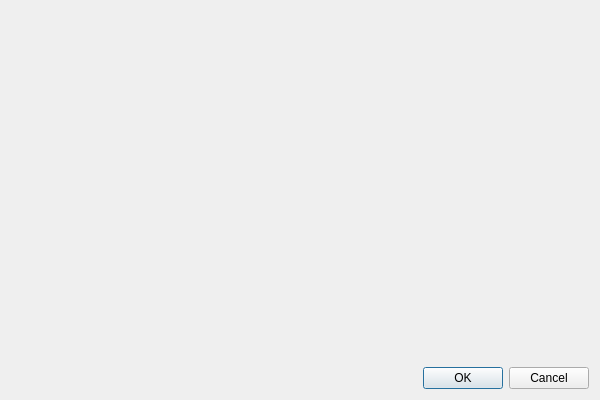
Old version of the form platform_base/src/platform_base/desktop/ui_files/operationPreviewDialog.ui in the repository thiagoarcan/Warp.
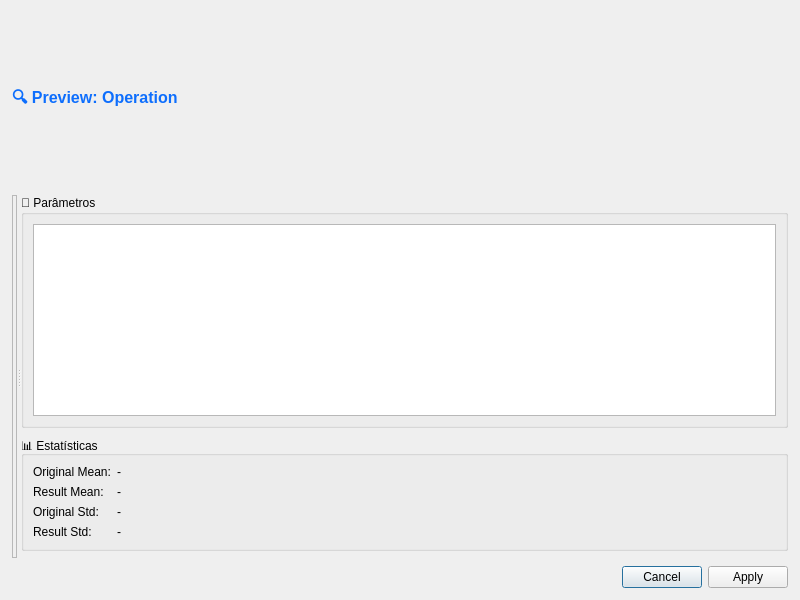
New version of the form.

Commit message:
Add UI components for selection panel and statistics widget
- Created `selectionPanel.ui` and its corresponding Python file `selectionPanel_ui.py` to define the layout for the selection panel.
- Added `selectionStatsWidget.ui` and `selectionStatsWidget_ui.py` to implement the statistics display with various metrics.
- Introduced `smoothingConfigDialog.ui` and `smoothingConfigDialog_ui.py` for configuring smoothing options with user inputs.
- Each UI component includes necessary layouts, widgets, and properties to ensure proper functionality and user experience.

Diff of the .ui file:
```diff
--- a/platform_base/src/platform_base/desktop/ui_files/operationPreviewDialog.ui
+++ b/platform_base/src/platform_base/desktop/ui_files/operationPreviewDialog.ui
@@ -6,26 +6,190 @@
    <rect>
     <x>0</x>
     <y>0</y>
+    <width>800</width>
+    <height>600</height>
+   </rect>
+  </property>
+  <property name="minimumSize">
+   <size>
     <width>600</width>
     <height>400</height>
-   </rect>
+   </size>
   </property>
   <property name="windowTitle">
    <string>OperationPreviewDialog</string>
   </property>
   <layout class="QVBoxLayout" name="mainLayout">
+   <property name="spacing">
+    <number>8</number>
+   </property>
+   <property name="leftMargin">
+    <number>12</number>
+   </property>
+   <property name="topMargin">
+    <number>12</number>
+   </property>
+   <property name="rightMargin">
+    <number>12</number>
+   </property>
+   <property name="bottomMargin">
+    <number>12</number>
+   </property>
+   
+   <!-- Title -->
    <item>
-    <widget class="QWidget" name="contentWidget">
-     <layout class="QVBoxLayout" name="contentLayout"/>
+    <widget class="QLabel" name="titleLabel">
+     <property name="text">
+      <string>🔍 Preview: Operation</string>
+     </property>
+     <property name="styleSheet">
+      <string>font-size: 16px; font-weight: bold; color: #0d6efd;</string>
+     </property>
     </widget>
    </item>
+   
+   <!-- Main Splitter -->
+   <item>
+    <widget class="QSplitter" name="mainSplitter">
+     <property name="orientation">
+      <enum>Qt::Horizontal</enum>
+     </property>
+     
+     <!-- Preview Canvas Container -->
+     <widget class="QFrame" name="canvasFrame">
+      <property name="frameShape">
+       <enum>QFrame::StyledPanel</enum>
+      </property>
+      <property name="minimumWidth">
+       <number>400</number>
+      </property>
+      <layout class="QVBoxLayout" name="canvasLayout">
+       <property name="margin">
+        <number>0</number>
+       </property>
+       <!-- PreviewCanvas will be added programmatically -->
+      </layout>
+     </widget>
+     
+     <!-- Info Panel -->
+     <widget class="QWidget" name="infoPanel">
+      <property name="minimumWidth">
+       <number>200</number>
+      </property>
+      <layout class="QVBoxLayout" name="infoLayout">
+       <property name="spacing">
+        <number>8</number>
+       </property>
+       
+       <!-- Parameters Group -->
+       <item>
+        <widget class="QGroupBox" name="paramsGroup">
+         <property name="title">
+          <string>📝 Parâmetros</string>
+         </property>
+         <layout class="QVBoxLayout" name="paramsLayout">
+          <item>
+           <widget class="QTextEdit" name="paramsText">
+            <property name="readOnly">
+             <bool>true</bool>
+            </property>
+            <property name="maximumHeight">
+             <number>100</number>
+            </property>
+           </widget>
+          </item>
+         </layout>
+        </widget>
+       </item>
+       
+       <!-- Statistics Group -->
+       <item>
+        <widget class="QGroupBox" name="statsGroup">
+         <property name="title">
+          <string>📊 Estatísticas</string>
+         </property>
+         <layout class="QFormLayout" name="statsLayout">
+          <item row="0" column="0">
+           <widget class="QLabel" name="origMeanLabel">
+            <property name="text">
+             <string>Original Mean:</string>
+            </property>
+           </widget>
+          </item>
+          <item row="0" column="1">
+           <widget class="QLabel" name="origMeanValue">
+            <property name="text">
+             <string>-</string>
+            </property>
+           </widget>
+          </item>
+          <item row="1" column="0">
+           <widget class="QLabel" name="resultMeanLabel">
+            <property name="text">
+             <string>Result Mean:</string>
+            </property>
+           </widget>
+          </item>
+          <item row="1" column="1">
+           <widget class="QLabel" name="resultMeanValue">
+            <property name="text">
+             <string>-</string>
+            </property>
+           </widget>
+          </item>
+          <item row="2" column="0">
+           <widget class="QLabel" name="origStdLabel">
+            <property name="text">
+             <string>Original Std:</string>
+            </property>
+           </widget>
+          </item>
+          <item row="2" column="1">
+           <widget class="QLabel" name="origStdValue">
+            <property name="text">
+             <string>-</string>
+            </property>
+           </widget>
+          </item>
+          <item row="3" column="0">
+           <widget class="QLabel" name="resultStdLabel">
+            <property name="text">
+             <string>Result Std:</string>
+            </property>
+           </widget>
+          </item>
+          <item row="3" column="1">
+           <widget class="QLabel" name="resultStdValue">
+            <property name="text">
+             <string>-</string>
+            </property>
+           </widget>
+          </item>
+         </layout>
+        </widget>
+       </item>
+       
+       <!-- Spacer -->
+       <item>
+        <spacer name="infoSpacer">
+         <property name="orientation">
+          <enum>Qt::Vertical</enum>
+         </property>
+        </spacer>
+       </item>
+      </layout>
+     </widget>
+    </widget>
+   </item>
+   
+   <!-- Button Box -->
    <item>
     <widget class="QDialogButtonBox" name="buttonBox">
      <property name="orientation">
       <enum>Qt::Horizontal</enum>
      </property>
      <property name="standardButtons">
-      <set>QDialogButtonBox::Cancel|QDialogButtonBox::Ok</set>
+      <set>QDialogButtonBox::Apply|QDialogButtonBox::Cancel</set>
      </property>
     </widget>
    </item>
```
Left out of the diff: 20 changed lines with no effect on the pictures. The commit also changes 146 other files.
